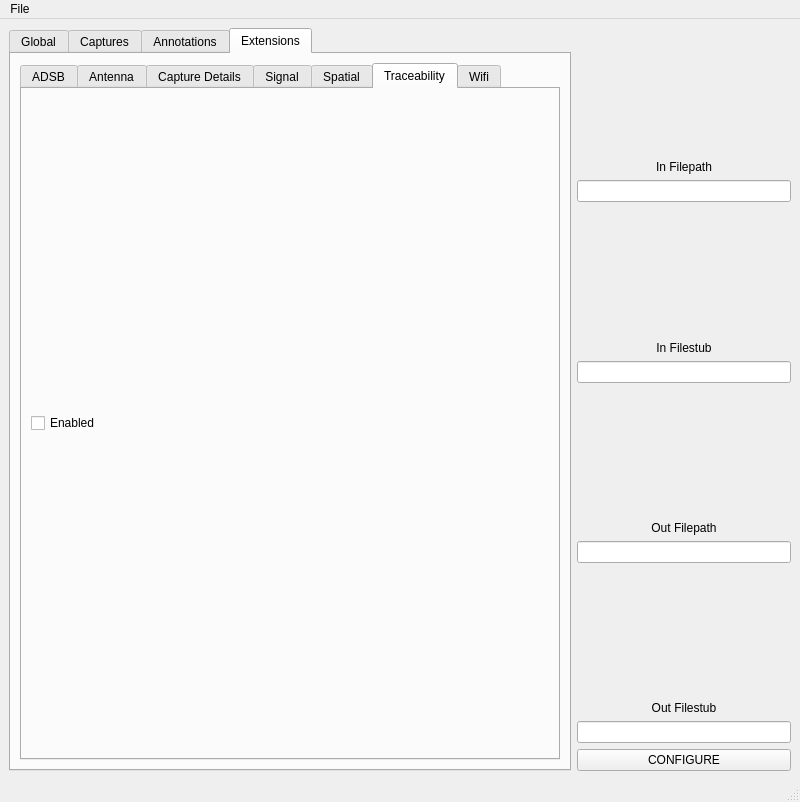
First picture: the form in mainwindow.ui, repository jpferrell/sigmf-editor, before the edit.
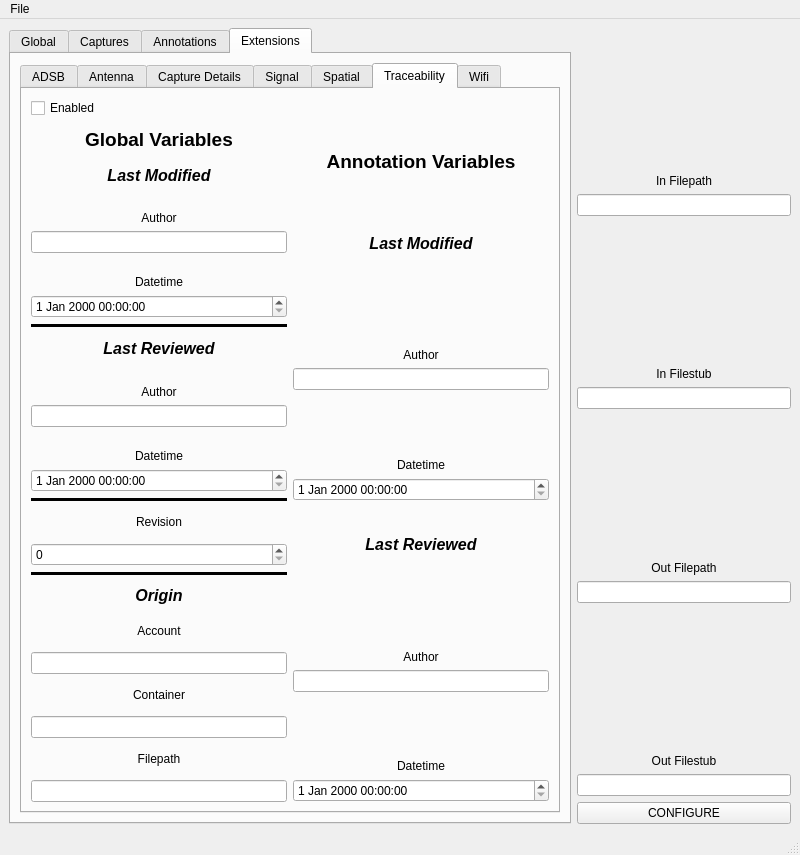
Second picture: the form after the edit. The open tabs and pages were chosen to show the change. Icons and pictures are not drawn.

Commit message: modified ui to add traceability and capture details

```diff
--- a/mainwindow.ui
+++ b/mainwindow.ui
@@ -7,7 +7,7 @@
     <x>0</x>
     <y>0</y>
     <width>800</width>
-    <height>612</height>
+    <height>855</height>
    </rect>
   </property>
   <property name="sizePolicy">
@@ -911,6 +911,334 @@
                   </property>
                  </widget>
                 </item>
+                <item>
+                 <layout class="QHBoxLayout" name="horizontalLayout_18">
+                  <item>
+                   <layout class="QVBoxLayout" name="verticalLayout_17">
+                    <item>
+                     <widget class="QLabel" name="traceGlobalLabel">
+                      <property name="font">
+                       <font>
+                        <pointsize>14</pointsize>
+                        <bold>true</bold>
+                       </font>
+                      </property>
+                      <property name="text">
+                       <string>Global Variables</string>
+                      </property>
+                      <property name="alignment">
+                       <set>Qt::AlignCenter</set>
+                      </property>
+                     </widget>
+                    </item>
+                    <item>
+                     <widget class="QLabel" name="traceLastModLabel">
+                      <property name="font">
+                       <font>
+                        <pointsize>12</pointsize>
+                        <italic>true</italic>
+                        <bold>true</bold>
+                       </font>
+                      </property>
+                      <property name="text">
+                       <string>Last Modified</string>
+                      </property>
+                      <property name="alignment">
+                       <set>Qt::AlignCenter</set>
+                      </property>
+                     </widget>
+                    </item>
+                    <item>
+                     <widget class="QLabel" name="traceLastModAuthLabel">
+                      <property name="text">
+                       <string>Author</string>
+                      </property>
+                      <property name="alignment">
+                       <set>Qt::AlignBottom|Qt::AlignHCenter</set>
+                      </property>
+                     </widget>
+                    </item>
+                    <item>
+                     <widget class="QLineEdit" name="traceLastModAuthLineEdit"/>
+                    </item>
+                    <item>
+                     <widget class="QLabel" name="traceLastModDatetimeLabel">
+                      <property name="text">
+                       <string>Datetime</string>
+                      </property>
+                      <property name="alignment">
+                       <set>Qt::AlignBottom|Qt::AlignHCenter</set>
+                      </property>
+                     </widget>
+                    </item>
+                    <item>
+                     <widget class="QDateTimeEdit" name="traceLastModDateTimeEdit"/>
+                    </item>
+                    <item>
+                     <widget class="Line" name="line_2">
+                      <property name="frameShadow">
+                       <enum>QFrame::Plain</enum>
+                      </property>
+                      <property name="lineWidth">
+                       <number>100</number>
+                      </property>
+                      <property name="orientation">
+                       <enum>Qt::Horizontal</enum>
+                      </property>
+                     </widget>
+                    </item>
+                    <item>
+                     <widget class="QLabel" name="traceLastRevLabel">
+                      <property name="font">
+                       <font>
+                        <pointsize>12</pointsize>
+                        <italic>true</italic>
+                        <bold>true</bold>
+                       </font>
+                      </property>
+                      <property name="text">
+                       <string>Last Reviewed</string>
+                      </property>
+                      <property name="alignment">
+                       <set>Qt::AlignCenter</set>
+                      </property>
+                     </widget>
+                    </item>
+                    <item>
+                     <widget class="QLabel" name="traceLastRevAuthLabel">
+                      <property name="text">
+                       <string>Author</string>
+                      </property>
+                      <property name="alignment">
+                       <set>Qt::AlignBottom|Qt::AlignHCenter</set>
+                      </property>
+                     </widget>
+                    </item>
+                    <item>
+                     <widget class="QLineEdit" name="traceLastRevAuthLineEdit"/>
+                    </item>
+                    <item>
+                     <widget class="QLabel" name="traceLastRevDateTimeLabel">
+                      <property name="text">
+                       <string>Datetime</string>
+                      </property>
+                      <property name="alignment">
+                       <set>Qt::AlignBottom|Qt::AlignHCenter</set>
+                      </property>
+                     </widget>
+                    </item>
+                    <item>
+                     <widget class="QDateTimeEdit" name="traceLastRevDateTimeEidt"/>
+                    </item>
+                    <item>
+                     <widget class="Line" name="line">
+                      <property name="frameShadow">
+                       <enum>QFrame::Plain</enum>
+                      </property>
+                      <property name="lineWidth">
+                       <number>100</number>
+                      </property>
+                      <property name="orientation">
+                       <enum>Qt::Horizontal</enum>
+                      </property>
+                     </widget>
+                    </item>
+                    <item>
+                     <widget class="QLabel" name="traceRevLabel">
+                      <property name="text">
+                       <string>Revision</string>
+                      </property>
+                      <property name="alignment">
+                       <set>Qt::AlignCenter</set>
+                      </property>
+                     </widget>
+                    </item>
+                    <item>
+                     <widget class="QSpinBox" name="traceRevSpinBox">
+                      <property name="maximum">
+                       <number>999</number>
+                      </property>
+                     </widget>
+                    </item>
+                    <item>
+                     <widget class="Line" name="line_3">
+                      <property name="frameShadow">
+                       <enum>QFrame::Plain</enum>
+                      </property>
+                      <property name="lineWidth">
+                       <number>100</number>
+                      </property>
+                      <property name="orientation">
+                       <enum>Qt::Horizontal</enum>
+                      </property>
+                     </widget>
+                    </item>
+                    <item>
+                     <widget class="QLabel" name="traceOriginLabel">
+                      <property name="font">
+                       <font>
+                        <pointsize>12</pointsize>
+                        <italic>true</italic>
+                        <bold>true</bold>
+                       </font>
+                      </property>
+                      <property name="text">
+                       <string>Origin</string>
+                      </property>
+                      <property name="alignment">
+                       <set>Qt::AlignCenter</set>
+                      </property>
+                     </widget>
+                    </item>
+                    <item>
+                     <widget class="QLabel" name="traceOriginAccountLabel">
+                      <property name="text">
+                       <string>Account</string>
+                      </property>
+                      <property name="alignment">
+                       <set>Qt::AlignCenter</set>
+                      </property>
+                     </widget>
+                    </item>
+                    <item>
+                     <widget class="QLineEdit" name="traceOriginAccountLineEdit"/>
+                    </item>
+                    <item>
+                     <widget class="QLabel" name="traceOriginContLabel">
+                      <property name="text">
+                       <string>Container</string>
+                      </property>
+                      <property name="alignment">
+                       <set>Qt::AlignCenter</set>
+                      </property>
+                     </widget>
+                    </item>
+                    <item>
+                     <widget class="QLineEdit" name="lineEdit_2"/>
+                    </item>
+                    <item>
+                     <widget class="QLabel" name="traceOriginFilepathLabel">
+                      <property name="text">
+                       <string>Filepath</string>
+                      </property>
+                      <property name="alignment">
+                       <set>Qt::AlignCenter</set>
+                      </property>
+                     </widget>
+                    </item>
+                    <item>
+                     <widget class="QLineEdit" name="traceOriginFilepathLineEdit"/>
+                    </item>
+                   </layout>
+                  </item>
+                  <item>
+                   <layout class="QVBoxLayout" name="verticalLayout_18">
+                    <item>
+                     <widget class="QLabel" name="traceAnnotationLabel">
+                      <property name="font">
+                       <font>
+                        <pointsize>14</pointsize>
+                        <bold>true</bold>
+                       </font>
+                      </property>
+                      <property name="text">
+                       <string>Annotation Variables</string>
+                      </property>
+                      <property name="alignment">
+                       <set>Qt::AlignCenter</set>
+                      </property>
+                     </widget>
+                    </item>
+                    <item>
+                     <widget class="QLabel" name="traceAnnotLastModLabel">
+                      <property name="font">
+                       <font>
+                        <pointsize>12</pointsize>
+                        <italic>true</italic>
+                        <bold>true</bold>
+                       </font>
+                      </property>
+                      <property name="text">
+                       <string>Last Modified</string>
+                      </property>
+                      <property name="alignment">
+                       <set>Qt::AlignCenter</set>
+                      </property>
+                     </widget>
+                    </item>
+                    <item>
+                     <widget class="QLabel" name="traceAnnotAuthLabel">
+                      <property name="text">
+                       <string>Author</string>
+                      </property>
+                      <property name="alignment">
+                       <set>Qt::AlignBottom|Qt::AlignHCenter</set>
+                      </property>
+                     </widget>
+                    </item>
+                    <item>
+                     <widget class="QLineEdit" name="traceAnnotAuthLineEdit"/>
+                    </item>
+                    <item>
+                     <widget class="QLabel" name="traceAnnotDatetimeLabel">
+                      <property name="text">
+                       <string>Datetime</string>
+                      </property>
+                      <property name="alignment">
+                       <set>Qt::AlignBottom|Qt::AlignHCenter</set>
+                      </property>
+                     </widget>
+                    </item>
+                    <item>
+                     <widget class="QDateTimeEdit" name="traceAnnotLastModDateTimeEdit"/>
+                    </item>
+                    <item>
+                     <widget class="QLabel" name="traceAnnotLastRevLabel">
+                      <property name="font">
+                       <font>
+                        <pointsize>12</pointsize>
+                        <italic>true</italic>
+                        <bold>true</bold>
+                       </font>
+                      </property>
+                      <property name="text">
+                       <string>Last Reviewed</string>
+                      </property>
+                      <property name="alignment">
+                       <set>Qt::AlignCenter</set>
+                      </property>
+                     </widget>
+                    </item>
+                    <item>
+                     <widget class="QLabel" name="traceAnnotLastRevAuthLabel">
+                      <property name="text">
+                       <string>Author</string>
+                      </property>
+                      <property name="alignment">
+                       <set>Qt::AlignBottom|Qt::AlignHCenter</set>
+                      </property>
+                     </widget>
+                    </item>
+                    <item>
+                     <widget class="QLineEdit" name="traceAnnotLastRevAuthLineEdit"/>
+                    </item>
+                    <item>
+                     <widget class="QLabel" name="traceAnnotDateTimeLabel">
+                      <property name="text">
+                       <string>Datetime</string>
+                      </property>
+                      <property name="alignment">
+                       <set>Qt::AlignBottom|Qt::AlignHCenter</set>
+                      </property>
+                     </widget>
+                    </item>
+                    <item>
+                     <widget class="QDateTimeEdit" name="traceAnnotLastRevDateTimeEdit"/>
+                    </item>
+                   </layout>
+                  </item>
+                 </layout>
+                </item>
                </layout>
               </item>
              </layout>
```
Left out of the diff: 515 changed lines with no effect on the pictures.
